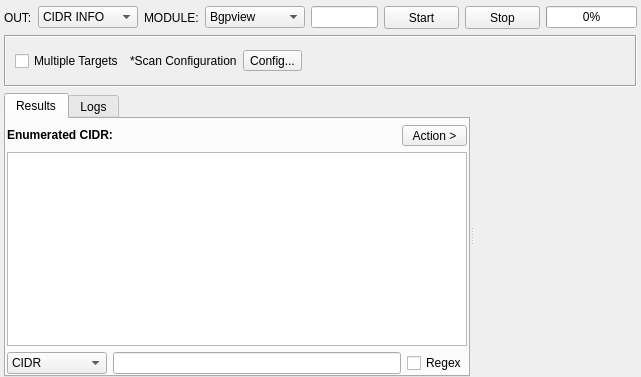
First picture: the form in sub3suite/src/enums/cidr/CidrEnum.ui, repository 3nock/OTE, before the edit.
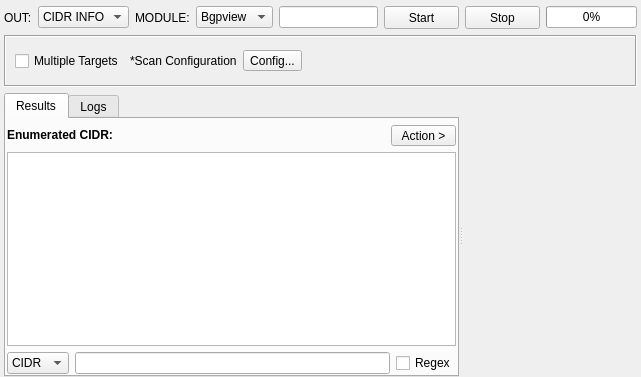
Second picture: the form after the edit. Custom widgets are drawn as their Qt base class.

Diff of the .ui file:
```diff
--- a/sub3suite/src/enums/cidr/CidrEnum.ui
+++ b/sub3suite/src/enums/cidr/CidrEnum.ui
@@ -39,7 +39,7 @@
       <widget class="QComboBox" name="comboBoxOption">
        <property name="minimumSize">
         <size>
-         <width>100</width>
+         <width>0</width>
          <height>0</height>
         </size>
        </property>
@@ -61,7 +61,7 @@
       <widget class="QComboBox" name="comboBoxEngine">
        <property name="minimumSize">
         <size>
-         <width>100</width>
+         <width>0</width>
          <height>0</height>
         </size>
        </property>
@@ -233,6 +233,12 @@
         </item>
         <item>
          <widget class="QTreeView" name="treeViewResults">
+          <property name="font">
+           <font>
+            <family>MS Shell Dlg 2</family>
+            <pointsize>8</pointsize>
+           </font>
+          </property>
           <property name="contextMenuPolicy">
            <enum>Qt::CustomContextMenu</enum>
           </property>
@@ -265,7 +271,7 @@
            <widget class="QComboBox" name="comboBoxFilter">
             <property name="minimumSize">
              <size>
-              <width>100</width>
+              <width>0</width>
               <height>0</height>
              </size>
             </property>
```
